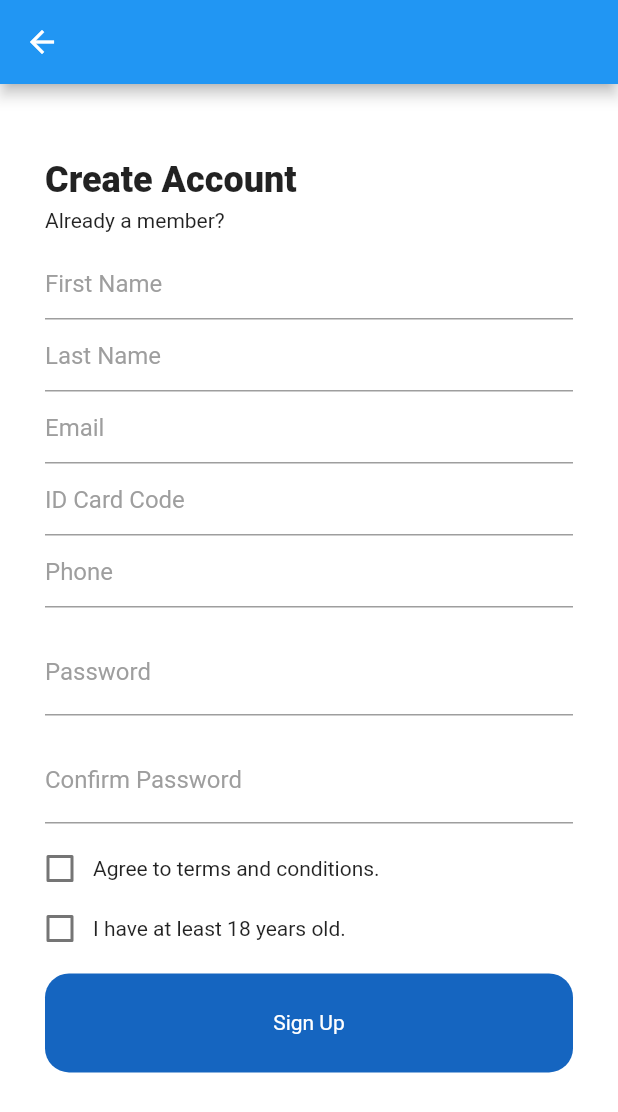
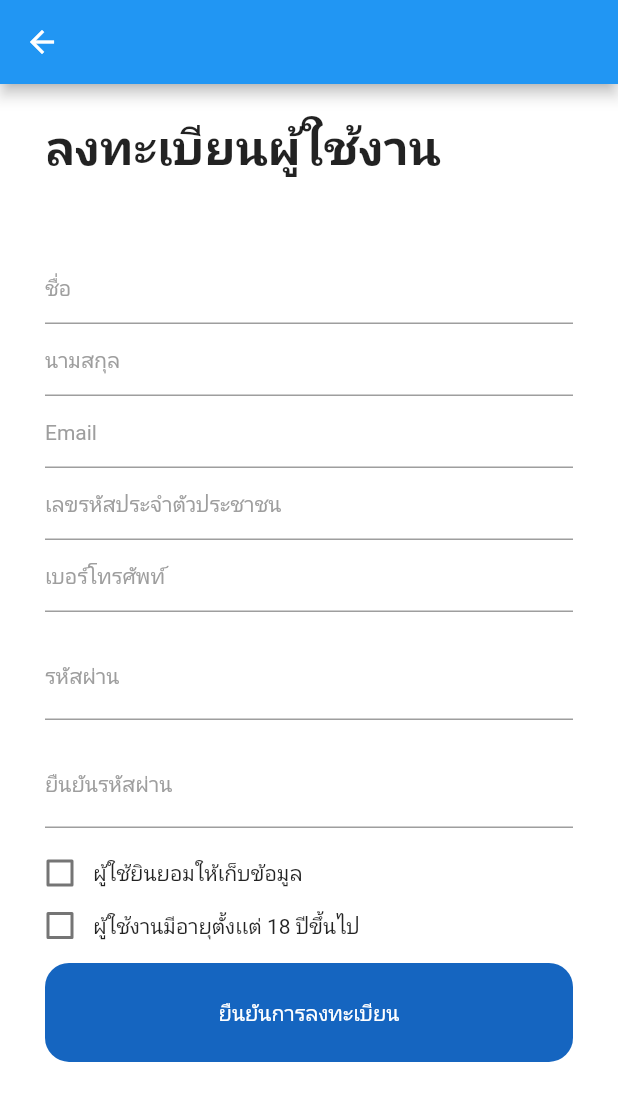
Before and after one commit to is767-1-2021/chavisa, a Flutter app: the SignUpScreen screen opened directly, on a phone screen of 412 x 824 dp. Shown: the top 1112 px of the screen. Run offline on Flutter 3.47's test engine with Material 2 defaults, Android fonts, the phone set to English and light mode, and no system bars; our stand-ins replace animated_splash_screen, shared_preferences; accounts and stored records are empty; project files that could hold a hidden picture were left out.

Commit message:
update login_page+signup_page+resetpassword_page

```diff
--- a/team_app/lib/Pages/bottom_nav_screen.dart
+++ b/team_app/lib/Pages/bottom_nav_screen.dart
@@ -1,11 +1,8 @@
 import 'package:flutter/material.dart';
-
 import 'dash_board_page.dart';
 import 'home_page.dart';
 
 class BottomNavScreen extends StatefulWidget {
-  const BottomNavScreen({Key? key}) : super(key: key);
-
   @override
   _BottomNavScreenState createState() => _BottomNavScreenState();
 }
--- a/team_app/lib/Pages/forgotpass_page.dart
+++ b/team_app/lib/Pages/forgotpass_page.dart
@@ -21,13 +21,13 @@ class ResetPasswordScreen extends StatelessWidget {
                 height: 50,
               ),
               Text(
-                "Reset Password",
+                "ตั้งค่ารหัสผ่านใหม่",
                 style: TextStyle(fontSize: 24, fontWeight: FontWeight.w800),
               ),
               SizedBox(
                 height: 5,
               ),
-              Text("Please enter your email address"),
+              Text("Reset password"),
               ResetForm(),
               SizedBox(
                 height: 40,
@@ -39,7 +39,7 @@ class ResetPasswordScreen extends StatelessWidget {
                     MaterialPageRoute(builder: (context) => LogInScreen()),
                   );
                 },
-                child: PrimaryButton(buttonText: "Reset Password"),
+                child: PrimaryButton(buttonText: "ยืนยัน"),
               ),
             ],
           ),
--- a/team_app/lib/Pages/signup.dart
+++ b/team_app/lib/Pages/signup.dart
@@ -26,11 +26,11 @@ class SignUpScreen extends StatelessWidget {
             crossAxisAlignment: CrossAxisAlignment.start,
             children: [
               SizedBox(
-                height: 50,
+                height: 20,
               ),
               Text(
-                "Create Account",
-                style: TextStyle(fontSize: 24, fontWeight: FontWeight.w800),
+                "ลงทะเบียนผู้ใช้งาน",
+                style: TextStyle(fontSize: 32, fontWeight: FontWeight.w800),
               ),
               SizedBox(
                 height: 5,
@@ -38,35 +38,36 @@ class SignUpScreen extends StatelessWidget {
               Row(
                 children: [
                   Text(
-                    'Already a member?',
-                  )
+                    '',
+                    style: TextStyle(fontSize: 20),
+              ),
                 ],
               ),
               SizedBox(
-                height: 10,
+                height: 20,
               ),
               SignUpForm(_formKey, firstName, lastName, email, cid, phon,
                   password, _Confirpassword),
               SizedBox(
                 height: 20,
               ),
-              CheckBox('Agree to terms and conditions.'),
+              CheckBox('ผู้ใช้ยินยอมให้เก็บข้อมูล'),
               SizedBox(
-                height: 20,
+                height: 15,
               ),
-              CheckBox('I have at least 18 years old.'),
+              CheckBox('ผู้ใช้งานมีอายุตั้งเเต่ 18 ปีขึ้นไป'),
               SizedBox(
-                height: 20,
+                height: 15,
               ),
               GestureDetector(
                 onTap: () {
                   CheckValueSignUp(
                       _formKey, context, password, _Confirpassword);
                 },
-                child: PrimaryButton(buttonText: 'Sign Up'),
+                child: PrimaryButton(buttonText: 'ยืนยันการลงทะเบียน'),
               ),
               SizedBox(
-                height: 50,
+                height: 30,
               )
             ],
           ),
@@ -81,7 +82,7 @@ void CheckValueSignUp(_formKey, context, TextEditingController password,
   if (_formKey.currentState!.validate()) {
     if (_Confirpassword.text == password.text) {
       ScaffoldMessenger.of(context).showSnackBar(
-        const SnackBar(content: Text('Success')),
+        const SnackBar(content: Text('ลงทะเบียนเรียบร้อยเเล้ว ให้ log in อีกครั้งเพื่อเข้าใช้งาน')),
       );
       Navigator.push(
         context,
@@ -89,7 +90,7 @@ void CheckValueSignUp(_formKey, context, TextEditingController password,
       );
     } else {
       ScaffoldMessenger.of(context).showSnackBar(
-        const SnackBar(content: Text('passwork is problem')),
+        const SnackBar(content: Text('Email หรือ รหัสผ่านไม่ถูกต้อง')),
       );
     }
   }
--- a/team_app/lib/main.dart
+++ b/team_app/lib/main.dart
@@ -9,7 +9,6 @@ void main() {
 class MyApp extends StatelessWidget {
   const MyApp({Key? key}) : super(key: key);
 
-  // This widget is the root of your application.
   @override
   Widget build(BuildContext context) {
     return MaterialApp(
--- a/team_app/lib/widgets/signup_form.dart
+++ b/team_app/lib/widgets/signup_form.dart
@@ -27,13 +27,13 @@ class _SignUpFormState extends State<SignUpForm> {
       key: widget._formKey,
       child: Column(
         children: [
-          buildInputForm('First Name', false, widget.firstName, "text"),
-          buildInputForm('Last Name', false, widget.lastName, "text"),
+          buildInputForm('ชื่อ', false, widget.firstName, "text"),
+          buildInputForm('นามสกุล', false, widget.lastName, "text"),
           buildInputForm('Email', false, widget.email, "email"),
-          buildInputForm('ID Card Code', false, widget.cid, "number"),
-          buildInputForm('Phone', false, widget.phon, "number"),
-          buildInputForm('Password', true, widget.password, "text"),
-          buildInputForm('Confirm Password', true, widget._Cpassword, "text"),
+          buildInputForm('เลขรหัสประจำตัวประชาชน', false, widget.cid, "number"),
+          buildInputForm('เบอร์โทรศัพท์', false, widget.phon, "number"),
+          buildInputForm('รหัสผ่าน', true, widget.password, "text"),
+          buildInputForm('ยืนยันรหัสผ่าน', true, widget._Cpassword, "text"),
         ],
       ),
     );
@@ -55,6 +55,7 @@ class _SignUpFormState extends State<SignUpForm> {
         hintText: hint,
         hintStyle: TextStyle(
           color: Colors.grey,
+          fontSize: 14,
         ),
         suffix: pass
             ? IconButton(
@@ -71,12 +72,12 @@ class _SignUpFormState extends State<SignUpForm> {
       validator: (value) {
         if (_typeInput == "text" || _typeInput == "number") {
           if (value == null || value.isEmpty) {
-            return 'Please enter some text';
+            return 'โปรดกรอกข้อมูลให้ครบถ้วน';
           }
           return null;
         } else if (_typeInput == "email") {
           if (!((value!.contains('@')) && (value.contains('.')))) {
-            return 'Pleass Type Email in Email Format Exp. you@email.com';
+            return 'ตัวอย่าง you@email.com';
           }
           return null;
         }
```
Also changed, not shown: team_app/lib/Pages/booking_summary_page.dart (+0 -16 lines), team_app/lib/Pages/home_page.dart (+34 -3 lines), team_app/lib/Pages/login.dart (+58 -49 lines), team_app/lib/data/employee.dart (added, +11 -0 lines), team_app/pubspec.yaml (+7 -3 lines), team_app/assets/images/distance.png (added), team_app/assets/images/mask.png (added), team_app/assets/images/own_test.png (added), team_app/assets/images/wash_hands.png (added), team_app/pubspec.lock, 6 other files.
